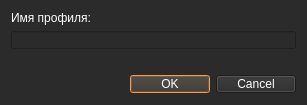
First picture: the form in 002.ui, repository tinelix/irc-client, before the edit.
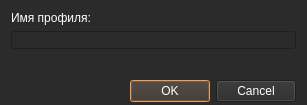
Second picture: the form after the edit.

The edit to the form file:
```diff
--- a/002.ui
+++ b/002.ui
@@ -58,8 +58,8 @@
     <widget class="QDialogButtonBox" name="buttonBox">
      <property name="minimumSize">
       <size>
-       <width>0</width>
-       <height>0</height>
+       <width>33</width>
+       <height>33</height>
       </size>
      </property>
      <property name="styleSheet">
```
Left out of the diff: 2 changed lines with no effect on the pictures.
